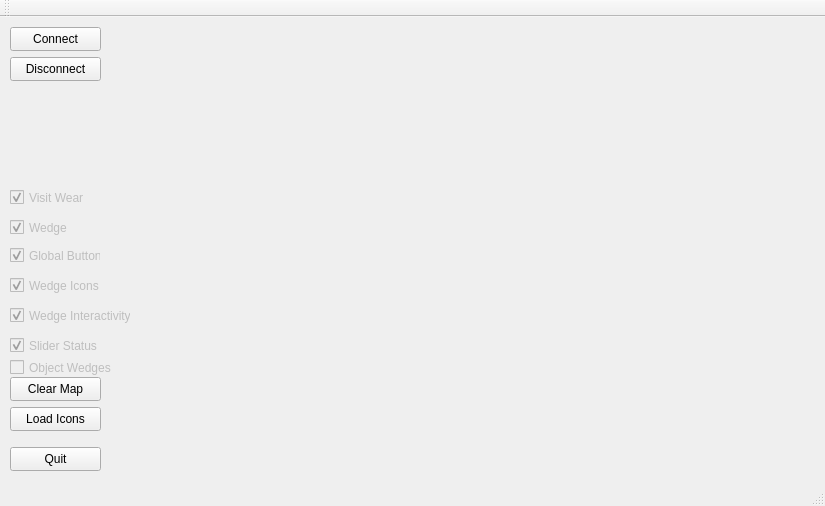
This is CoMapScaleServer/mainwindow.ui in lewkoo/ComMapScaleServer as Qt 5 draws it before an edit. The edited form follows.
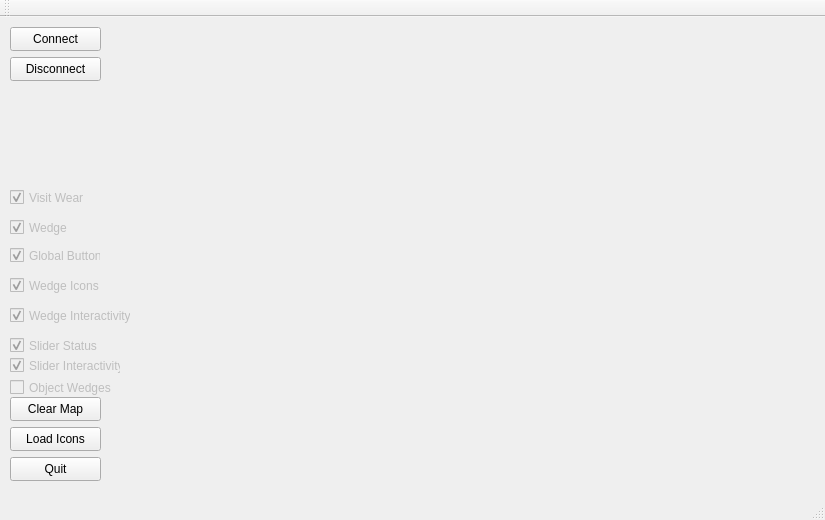
This is the edited form.

What changed in the file:
```diff
--- a/CoMapScaleServer/mainwindow.ui
+++ b/CoMapScaleServer/mainwindow.ui
@@ -7,7 +7,7 @@
     <x>0</x>
     <y>0</y>
     <width>825</width>
-    <height>506</height>
+    <height>520</height>
    </rect>
   </property>
   <property name="windowTitle">
@@ -57,7 +57,7 @@
     <property name="geometry">
      <rect>
       <x>10</x>
-      <y>430</y>
+      <y>440</y>
       <width>91</width>
       <height>24</height>
      </rect>
@@ -70,7 +70,7 @@
     <property name="geometry">
      <rect>
       <x>10</x>
-      <y>390</y>
+      <y>410</y>
       <width>91</width>
       <height>24</height>
      </rect>
@@ -83,7 +83,7 @@
     <property name="geometry">
      <rect>
       <x>10</x>
-      <y>360</y>
+      <y>380</y>
       <width>91</width>
       <height>24</height>
      </rect>
@@ -140,7 +140,7 @@
     <property name="geometry">
      <rect>
       <x>10</x>
-      <y>340</y>
+      <y>360</y>
       <width>121</width>
       <height>21</height>
      </rect>
@@ -225,6 +225,25 @@
      <bool>true</bool>
     </property>
    </widget>
+   <widget class="QCheckBox" name="checkBox">
+    <property name="enabled">
+     <bool>false</bool>
+    </property>
+    <property name="geometry">
+     <rect>
+      <x>10</x>
+      <y>340</y>
+      <width>111</width>
+      <height>17</height>
+     </rect>
+    </property>
+    <property name="text">
+     <string>Slider Interactivity</string>
+    </property>
+    <property name="checked">
+     <bool>true</bool>
+    </property>
+   </widget>
   </widget>
   <widget class="QMenuBar" name="menuBar">
    <property name="geometry">
```
